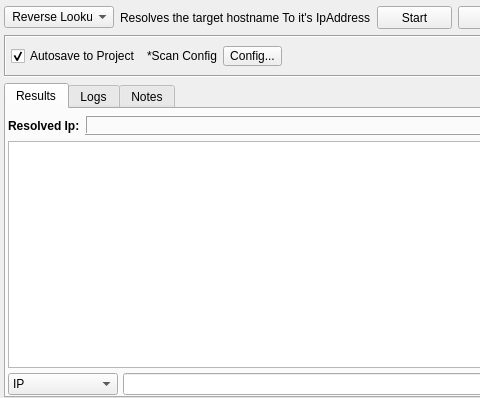
Old version of the form sub3suite/src/engines/ip/Ip.ui in the repository 3nock/OTE; both pictures show x 0 to 480 and y 0 to 398 of the 743 by 398 pixel window.
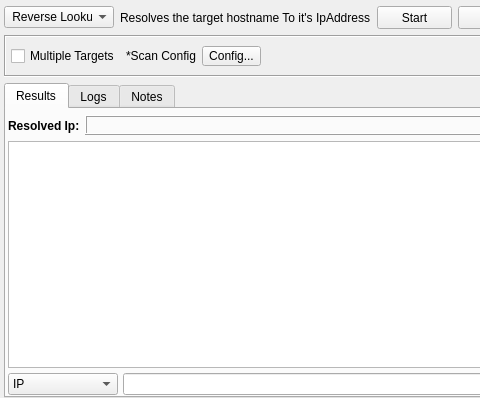
New version of the form. Custom widgets are drawn as their Qt base class.

The edit to the form file:
```diff
--- a/sub3suite/src/engines/ip/Ip.ui
+++ b/sub3suite/src/engines/ip/Ip.ui
@@ -187,10 +187,10 @@
       <item>
        <widget class="QCheckBox" name="checkBox">
         <property name="text">
-         <string>Autosave to Project</string>
+         <string>Multiple Targets</string>
         </property>
         <property name="checked">
-         <bool>true</bool>
+         <bool>false</bool>
         </property>
        </widget>
       </item>
```
Left out of the diff: 2 changed lines with no effect on the pictures.
